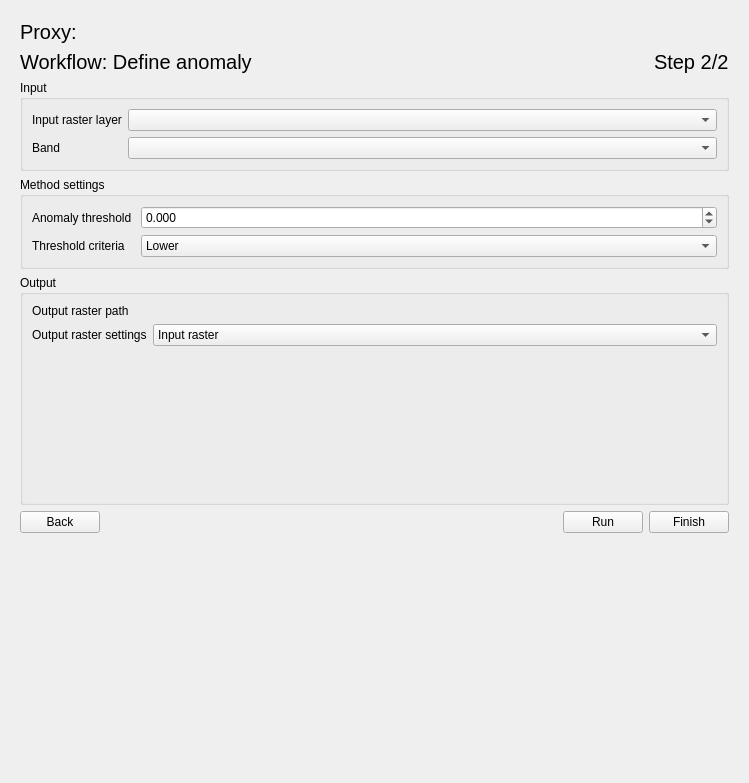
Old version of the form eis_qgis_plugin/resources/ui/mineral_proxies/proxy_workflow4_interpolation_anomaly.ui in the repository GispoCoding/eis_qgis_plugin.
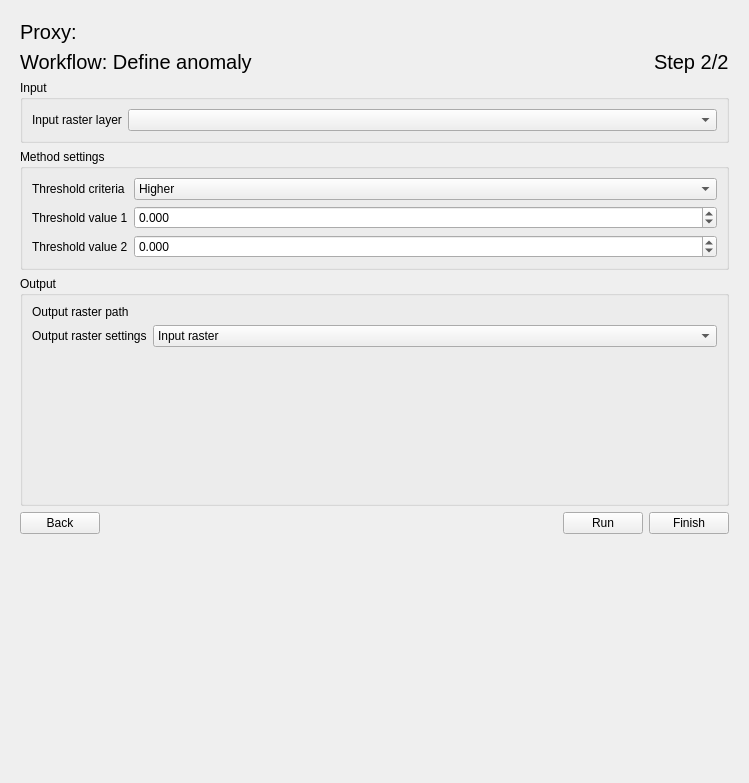
New version of the form. The open tabs and pages were chosen to show the change. Custom widgets are drawn as their Qt base class.

Commit message: Implement distance to anomaly for EIS Wizard

```diff
--- a/eis_qgis_plugin/resources/ui/mineral_proxies/proxy_workflow4_interpolation_anomaly.ui
+++ b/eis_qgis_plugin/resources/ui/mineral_proxies/proxy_workflow4_interpolation_anomaly.ui
@@ -523,16 +523,6 @@
           <item row="0" column="1">
            <widget class="QgsMapLayerComboBox" name="raster_layer"/>
           </item>
-          <item row="1" column="0">
-           <widget class="QLabel" name="band_label">
-            <property name="text">
-             <string>Band</string>
-            </property>
-           </widget>
-          </item>
-          <item row="1" column="1">
-           <widget class="QgsRasterBandComboBox" name="band"/>
-          </item>
          </layout>
         </widget>
        </item>
@@ -543,39 +533,14 @@
          </property>
          <layout class="QFormLayout" name="formLayout_3">
           <item row="0" column="0">
-           <widget class="QLabel" name="anomaly_threshold_label">
-            <property name="text">
-             <string>Anomaly threshold </string>
-            </property>
-           </widget>
-          </item>
-          <item row="0" column="1">
-           <widget class="QgsDoubleSpinBox" name="anomaly_threshold">
-            <property name="decimals">
-             <number>3</number>
-            </property>
-            <property name="minimum">
-             <double>-99999.000000000000000</double>
-            </property>
-            <property name="maximum">
-             <double>99999.000000000000000</double>
-            </property>
-           </widget>
-          </item>
-          <item row="1" column="0">
            <widget class="QLabel" name="threshold_criteria_label">
             <property name="text">
              <string>Threshold criteria</string>
             </property>
            </widget>
           </item>
-          <item row="1" column="1">
+          <item row="0" column="1">
            <widget class="QComboBox" name="threshold_criteria">
-            <item>
-             <property name="text">
-              <string>Lower</string>
-             </property>
-            </item>
             <item>
              <property name="text">
               <string>Higher</string>
@@ -593,6 +558,49 @@
             </item>
            </widget>
           </item>
+          <item row="2" column="0">
+           <widget class="QLabel" name="label">
+            <property name="text">
+             <string>Threshold value 2</string>
+            </property>
+           </widget>
+          </item>
+          <item row="2" column="1">
+           <widget class="QgsDoubleSpinBox" name="anomaly_threshold_2">
+            <property name="decimals">
+             <number>3</number>
+            </property>
+            <property name="minimum">
+             <double>-9999.000000000000000</double>
+            </property>
+            <property name="maximum">
+             <double>9999.000000000000000</double>
+            </property>
+            <property name="clearValue">
+             <bool>true</bool>
+            </property>
+           </widget>
+          </item>
+          <item row="1" column="0">
+           <widget class="QLabel" name="anomaly_threshold_label">
+            <property name="text">
+             <string>Threshold value 1</string>
+            </property>
+           </widget>
+          </item>
+          <item row="1" column="1">
+           <widget class="QgsDoubleSpinBox" name="anomaly_threshold_1">
+            <property name="decimals">
+             <number>3</number>
+            </property>
+            <property name="minimum">
+             <double>-99999.000000000000000</double>
+            </property>
+            <property name="maximum">
+             <double>99999.000000000000000</double>
+            </property>
+           </widget>
+          </item>
          </layout>
         </widget>
        </item>
@@ -830,11 +838,6 @@
    <extends>QComboBox</extends>
    <header>qgsmaplayercombobox.h</header>
   </customwidget>
-  <customwidget>
-   <class>QgsRasterBandComboBox</class>
-   <extends>QComboBox</extends>
-   <header>qgsrasterbandcombobox.h</header>
-  </customwidget>
  </customwidgets>
  <resources/>
  <connections/>
```
Left out of the diff: 15 changed lines with no effect on the pictures. The commit also changes 2 other files.
